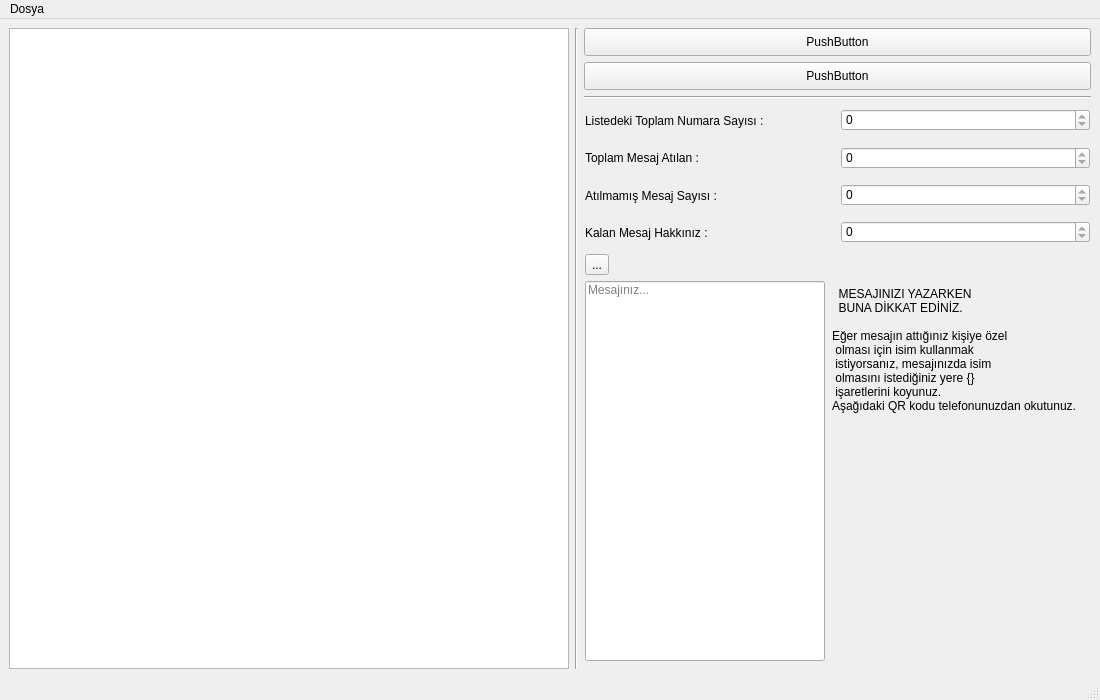
First picture: the form in .ui Files/Main Window/untitled.ui, repository MFurkan41/WhatsSend, before the edit.
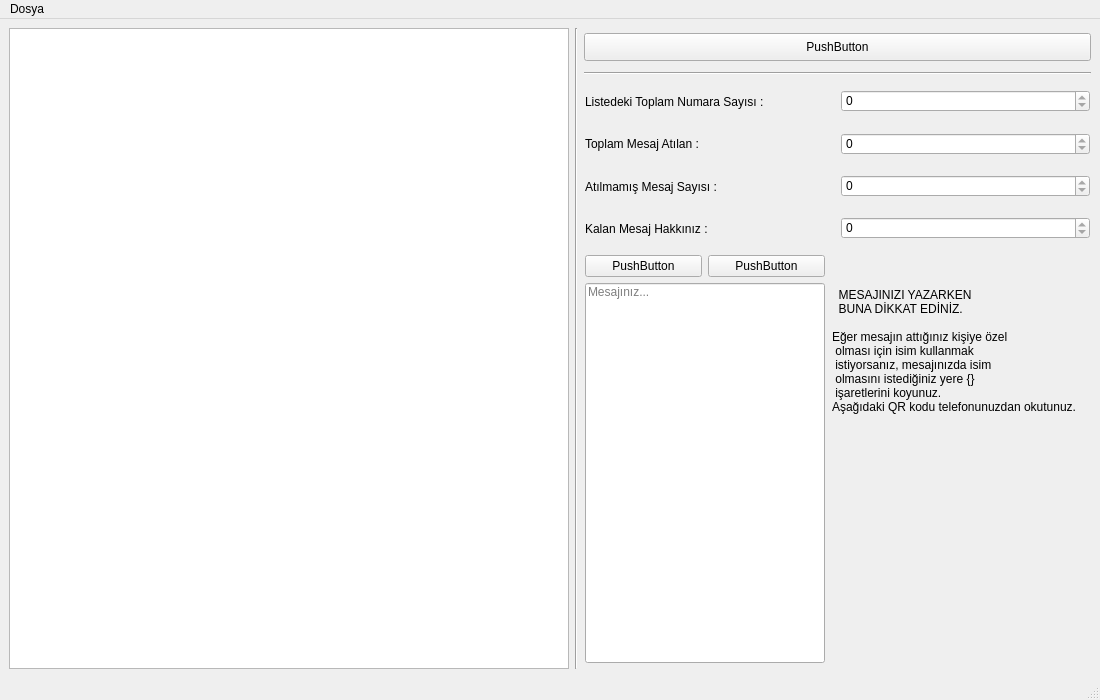
Second picture: the form after the edit. Icons and pictures are not drawn.

Diff of the .ui file:
```diff
--- a/.ui Files/Main Window/untitled.ui
+++ b/.ui Files/Main Window/untitled.ui
@@ -26,8 +26,8 @@
    <string>MainWindow</string>
   </property>
   <widget class="QWidget" name="centralwidget">
-   <layout class="QGridLayout" name="gridLayout">
-    <item row="0" column="0">
+   <layout class="QHBoxLayout" name="horizontalLayout_8">
+    <item>
      <layout class="QHBoxLayout" name="horizontalLayout">
       <item>
        <widget class="QTableView" name="tableView">
@@ -79,25 +79,6 @@
           </property>
          </widget>
         </item>
-        <item>
-         <widget class="QPushButton" name="pushButton_2">
-          <property name="minimumSize">
-           <size>
-            <width>507</width>
-            <height>28</height>
-           </size>
-          </property>
-          <property name="maximumSize">
-           <size>
-            <width>507</width>
-            <height>28</height>
-           </size>
-          </property>
-          <property name="text">
-           <string>PushButton</string>
-          </property>
-         </widget>
-        </item>
         <item>
          <widget class="Line" name="line_2">
           <property name="orientation">
@@ -314,11 +295,22 @@
           <item>
            <layout class="QVBoxLayout" name="verticalLayout_7">
             <item>
-             <widget class="QToolButton" name="toolButton">
-              <property name="text">
-               <string>...</string>
-              </property>
-             </widget>
+             <layout class="QHBoxLayout" name="horizontalLayout_2" stretch="0,0">
+              <item>
+               <widget class="QPushButton" name="pushButton_3">
+                <property name="text">
+                 <string>PushButton</string>
+                </property>
+               </widget>
+              </item>
+              <item>
+               <widget class="QPushButton" name="pushButton_4">
+                <property name="text">
+                 <string>PushButton</string>
+                </property>
+               </widget>
+              </item>
+             </layout>
             </item>
             <item>
              <widget class="QLineEdit" name="lineEdit">
```
